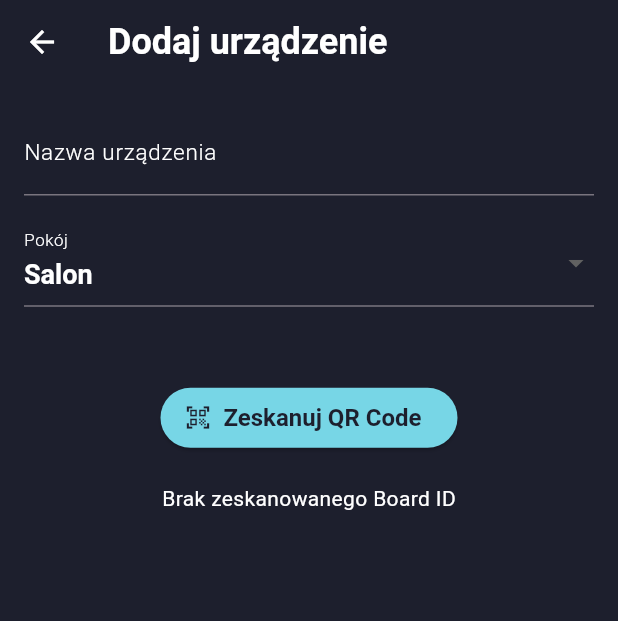
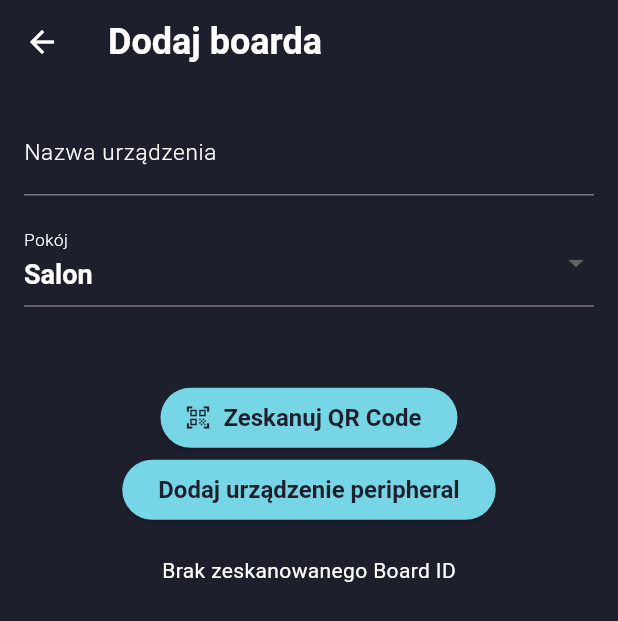
Before and after one commit to Arkadiusz4/smart-lighting-system, a Flutter app: the AddBoardScreen screen opened directly, on a phone screen of 412 x 824 dp. Shown: the top 621 px of the screen. Run offline on Flutter 3.47's test engine with Material 3 defaults, Android fonts, the phone set to English and light mode, and no system bars; our stand-ins replace bloc, cloud_firestore, equatable, firebase_auth, firebase_core, flutter_bloc and 1 more; missing offline and left inert: qr_code_scanner, wifi_iot, wifi_scan; accounts and stored records are empty.

Commit message:
Added peripheral device

```diff
--- a/mobile-app/lib/blocs/boards/board_event.dart
+++ b/mobile-app/lib/blocs/boards/board_event.dart
@@ -39,15 +39,34 @@ class AddBoard extends BoardsEvent {
   final String boardId;
   final String name;
   final String room;
+  final bool peripheral;
 
   const AddBoard({
     required this.boardId,
     required this.name,
     required this.room,
+    required this.peripheral,
   });
 
   @override
-  List<Object?> get props => [boardId, name, room];
+  List<Object?> get props => [boardId, name, room, peripheral];
+}
+
+class AddPeripheralBoard extends BoardsEvent {
+  final String boardId;
+  final String name;
+  final String room;
+  final bool peripheral;
+
+  const AddPeripheralBoard({
+    required this.boardId,
+    required this.name,
+    required this.room,
+    required this.peripheral,
+  });
+
+  @override
+  List<Object?> get props => [boardId, name, room, peripheral];
 }
 
 class SelectBoard extends BoardsEvent {
--- a/mobile-app/lib/models/board.dart
+++ b/mobile-app/lib/models/board.dart
@@ -2,10 +2,12 @@ class Board {
   final String boardId;
   final String name;
   final String room;
+  final bool peripheral;
 
   Board({
     required this.boardId,
     required this.name,
     required this.room,
+    required this.peripheral,
   });
 }
--- a/mobile-app/lib/screens/device_screens/boards/add_board_screen.dart
+++ b/mobile-app/lib/screens/device_screens/boards/add_board_screen.dart
@@ -3,6 +3,7 @@ import 'package:flutter/material.dart';
 import 'package:flutter_bloc/flutter_bloc.dart';
 import 'package:mobile_app/blocs/boards/board_bloc.dart';
 import 'package:mobile_app/blocs/boards/board_event.dart';
+import 'package:mobile_app/screens/device_screens/boards/peripheral_configuration_screen.dart';
 import 'package:mobile_app/screens/device_screens/others/qr_code_scanner_screen.dart';
 import 'package:mobile_app/screens/device_screens/others/scan_esp32_screen.dart';
 import 'package:mobile_app/styles/color.dart';
@@ -77,6 +78,22 @@ class _AddBoardScreenState extends State<AddBoardScreen> {
     }
   }
 
+  Future<void> _addPeripheral() async {
+      final boardsBloc = context.read<BoardsBloc>();
+      Navigator.push(
+        context,
+        MaterialPageRoute(
+          builder: (_) {
+            return BlocProvider.value(
+              value: boardsBloc,
+              child: const AddPeripheralBoardScreen(),
+            );
+          },
+        ),
+      );
+
+  }
+
   Future<void> fetchMqttData(String boardId, String userId) async {
     try {
       final firestore = FirebaseFirestore.instance;
@@ -108,7 +125,7 @@ class _AddBoardScreenState extends State<AddBoardScreen> {
     return Scaffold(
       appBar: AppBar(
         title: const Text(
-          'Dodaj urządzenie',
+          'Dodaj boarda',
           style: TextStyle(
             color: textColor,
             fontSize: 24.0,
@@ -178,6 +195,18 @@ class _AddBoardScreenState extends State<AddBoardScreen> {
                 ),
               ),
             ),
+
+            ElevatedButton.icon(
+              onPressed: _addPeripheral,
+           //   icon: const Icon(Icons.qr_code_scanner),
+              label: const Text(
+                'Dodaj urządzenie peripheral',
+                style: TextStyle(
+                  fontSize: 16.0,
+                  fontWeight: FontWeight.w600,
+                ),
+              ),
+            ),
             const SizedBox(height: 20.0),
             Text(
               _scannedBoardId != null && _scannedBoardId!.isNotEmpty
@@ -201,6 +230,7 @@ class _AddBoardScreenState extends State<AddBoardScreen> {
                                 boardId: _scannedBoardId!,
                                 name: newName,
                                 room: newRoom,
+                                peripheral: false,
                               ),
                             );
 
```
Also changed, not shown: mobile-app/lib/blocs/boards/board_bloc.dart (+37 -0 lines), mobile-app/lib/repositories/boards_repository.dart (+54 -0 lines), mobile-app/lib/screens/device_screens/boards/peripheral_configuration_screen.dart (added, +153 -0 lines).
